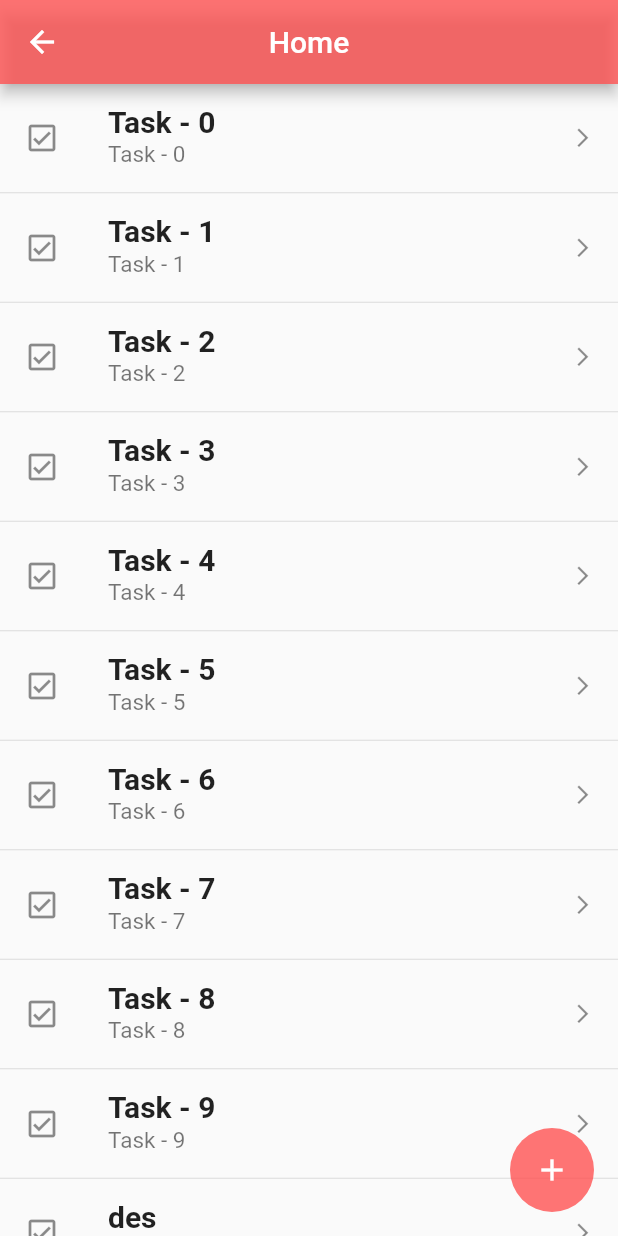
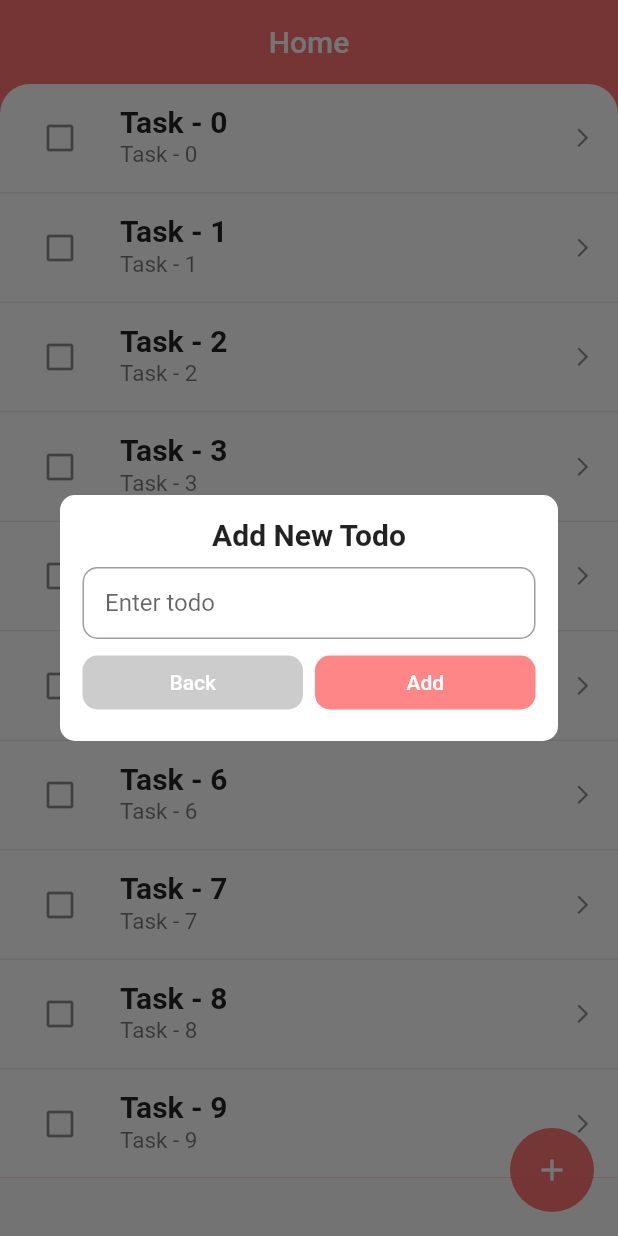
Before and after one commit to dinhsangtr/training, a Flutter app: the ScreenA screen opened directly, after a tap on the "add" icon, on a phone screen of 412 x 824 dp. Run offline on Flutter 3.47's test engine with Material 2 defaults, Android fonts, the phone set to English and light mode, and no system bars; drawn by our look-alikes of flutter_slidable; our stand-ins replace flutter_mobx, flutter_switch, mobx; generated files the repository leaves out were written again.

Commit message:
Insert, Update Todo

```diff
--- a/lib/constants.dart
+++ b/lib/constants.dart
@@ -1,3 +1,6 @@
 import 'package:flutter/material.dart';
 
 Color primaryColor = Colors.redAccent.withOpacity(0.8);
+Color secondColor = Colors.white;
+
+Color textColor = Colors.black.withOpacity(0.8);
--- a/lib/main.dart
+++ b/lib/main.dart
@@ -1,9 +1,9 @@
 import 'package:flutter/material.dart';
 import 'package:flutter/services.dart';
-import 'package:start/add_item_screen.dart';
+import 'package:start/screens/add_item_screen.dart';
 
-import 'login_screen.dart';
-import 'main_screen.dart';
+import 'screens/login_screen.dart';
+import 'screens/main_screen.dart';
 
 void main() {
   runApp(const MyApp());
--- a/lib/screen_a.dart
+++ /dev/null
@@ -1,105 +0,0 @@
-import 'package:flutter/material.dart';
-import 'package:flutter_mobx/flutter_mobx.dart';
-import 'package:start/store/todo.dart';
-import 'package:mobx/mobx.dart';
-import 'package:start/store/todo_list.dart';
-
-import 'constants.dart';
-
-class ScreenA extends StatefulWidget {
-  const ScreenA({Key? key}) : super(key: key);
-
-  @override
-  State<StatefulWidget> createState() => _HomeScreenState();
-}
-
-class _HomeScreenState extends State<ScreenA> {
-  TodoList _todoList = TodoList();
-
-  @override
-  void initState() {
-    _todoList.initTodos(); //create 10 item
-    super.initState();
-  }
-
-  @override
-  Widget build(BuildContext context) {
-    return SafeArea(
-      child: Scaffold(
-        appBar: AppBar(
-          title: const Text('Home'),
-          centerTitle: true,
-          backgroundColor: primaryColor,
-        ),
-        body: _buildListView(),
-        floatingActionButton: _buildAddButton(),
-      ),
-    );
-  }
-
-  //
-  _showAlertDialog(int index) {
-    showDialog(
-      context: context,
-      builder: (context) => AlertDialog(
-        title: const Text('Delete item!'),
-        content: const Text('Do you want to delete this item'),
-        actions: [
-          TextButton(
-            child: const Text('Cancel'),
-            onPressed: () => Navigator.of(context).pop(),
-          ),
-          TextButton(
-            child: const Text('Yes'),
-            onPressed: () async {
-              await _todoList.removeTodosAt(index);
-              Navigator.of(context).pop();
-            },
-          ),
-        ],
-      ),
-    );
-  }
-
-  //Body:
-  Widget _buildListView() {
-    return Observer(
-      builder: (_) => ListView.separated(
-        physics: const BouncingScrollPhysics(),
-        shrinkWrap: true,
-        separatorBuilder: (context, index) => const Divider(height: 1.0),
-        itemCount: _todoList.todos.length,
-        itemBuilder: (context, index) => ListTile(
-          onLongPress: () => _showAlertDialog(index),
-          leading: const SizedBox(
-            height: double.infinity,
-            child: Icon(Icons.check_box_outlined),
-          ),
-          title: Text(
-            _todoList.todos[index].description,
-            style: const TextStyle(fontSize: 20, fontWeight: FontWeight.bold),
-          ),
-          subtitle: Text(
-            _todoList.todos[index].description,
-            style: const TextStyle(fontSize: 15),
-          ),
-          trailing: const SizedBox(
-            height: double.infinity,
-            child: Icon(Icons.arrow_forward_ios, size: 15),
-          ),
-        ),
-      ),
-    );
-  }
-
-  //Floating Action Button
-  Widget _buildAddButton() {
-    return FloatingActionButton(
-      onPressed: () => _todoList.addTodo('des'),//Navigator.pushNamed(context, '/home/additem'),
-      backgroundColor: primaryColor,
-      elevation: 0.0,
-      tooltip: 'add',
-      child: const Icon(Icons.add),
-    );
-  }
-}
--- a/lib/add_item_screen.dart
+++ b/lib/screens/add_item_screen.dart
@@ -1,7 +1,7 @@
 import 'package:flutter/material.dart';
 import 'package:start/store/todo_list.dart';
 
-import 'constants.dart';
+import '../constants.dart';
 
 class AddItemScreen extends StatefulWidget {
   const AddItemScreen({Key? key}) : super(key: key);
--- a/lib/login_screen.dart
+++ b/lib/screens/login_screen.dart
@@ -21,6 +21,10 @@ class _LoginScreenState extends State<LoginScreen> {
   @override
   Widget build(BuildContext context) {
     var _size = MediaQuery.of(context).size;
+
+    //test
+    emailController.text = 'sang';
+    passwordController.text = '123';
 
     void _signIn(String email, String password) {
       if (emailController.text.isEmpty || passwordController.text.isEmpty) {
--- a/lib/main_screen.dart
+++ b/lib/screens/main_screen.dart
@@ -1,7 +1,7 @@
 import 'package:flutter/material.dart';
-import 'package:start/screen_a.dart';
-import 'package:start/screen_b.dart';
-import 'package:start/screen_c.dart';
+import 'package:start/screens/screen_a.dart';
+import 'package:start/screens/screen_b.dart';
+import 'package:start/screens/screen_c.dart';
 
 class MainScreen extends StatefulWidget {
   const MainScreen({Key? key}) : super(key: key);
@@ -14,9 +14,9 @@ class _MainScreenState extends State<MainScreen> {
   int _selectedIndex = 0;
 
   static final List<Widget> _page = <Widget>[
-     ScreenA(),
-     ScreenB(),
-     ScreenC(),
+     const ScreenA(),
+     const ScreenB(),
+     const ScreenC(),
   ];
 
   void _onItemTapped(int index) {
--- /dev/null
+++ b/lib/screens/screen_a.dart
@@ -0,0 +1,332 @@
+import 'package:flutter/material.dart';
+import 'package:flutter_mobx/flutter_mobx.dart';
+import 'package:flutter_switch/flutter_switch.dart';
+import 'package:mobx/mobx.dart';
+import 'package:start/store/todo.dart';
+import 'package:start/store/todo_list.dart';
+import 'package:start/widgets/app.dart';
+import 'package:flutter_slidable/flutter_slidable.dart';
+
+import '../constants.dart';
+
+class ScreenA extends StatefulWidget {
+  const ScreenA({Key? key}) : super(key: key);
+
+  @override
+  State<StatefulWidget> createState() => _HomeScreenState();
+}
+
+class _HomeScreenState extends State<ScreenA> {
+  final TodoList _todoList = TodoList();
+  late Future<ObservableList<Todo>> _todos;
+
+  //final GlobalKey<ScaffoldState> _scaffoldKey = GlobalKey<ScaffoldState>();
+
+  final TextEditingController _descriptionController = TextEditingController();
+  final String _addAction = 'add';
+  final String _updateAction = 'update';
+
+  @override
+  void initState() {
+    _todos = _todoList.initTodos(); //create 10 item
+    super.initState();
+  }
+
+  @override
+  void dispose() {
+    _descriptionController.dispose();
+    super.dispose();
+  }
+
+  @override
+  Widget build(BuildContext context) {
+    return SafeArea(
+      child: Scaffold(
+        appBar: createAppbar(context,
+            title: 'Home', leading: const SizedBox(height: 0.0, width: 0.0)),
+        body: FutureBuilder<ObservableList<Todo>>(
+            future: _todos,
+            builder: (BuildContext context,
+                AsyncSnapshot<ObservableList<Todo>> snapshot) {
+              if (snapshot.connectionState == ConnectionState.waiting) {
+                print('waiting');
+                return const Center(child: CircularProgressIndicator());
+              } else if (snapshot.connectionState == ConnectionState.done) {
+                if (snapshot.hasData) {
+                  print('Count: ' + (snapshot.data?.length.toString() ?? '0'));
+                  return Container(
+                    color: primaryColor,
+                    child: Container(
+                      decoration: BoxDecoration(
+                          color: secondColor,
+                          borderRadius: const BorderRadius.vertical(
+                              top: Radius.circular(20.0))),
+                      child: _buildListView(),
+                    ),
+                  );
+                } else if (snapshot.hasError) {
+                  return const Text('Error');
+                }
+              }
+              return Container();
+            }),
+        floatingActionButton: _buildFloatingButton(),
+      ),
+    );
+  }
+
+  ///Body:
+  Widget _buildListView() {
+    return Observer(
+      builder: (_) => ListView.separated(
+        reverse: false,
+        physics: const BouncingScrollPhysics(),
+        shrinkWrap: true,
+        separatorBuilder: (context, index) => const Divider(height: 1.0),
+        itemCount: _todoList.todos.length,
+        itemBuilder: (context, index) => _buildListViewItem(index),
+      ),
+    );
+  }
+
+  //Items
+  Widget _buildListViewItem(index) {
+    return Observer(
+      builder: (_) => Slidable(
+
+        endActionPane: ActionPane(
+          extentRatio: 0.20,
+          motion: const BehindMotion(),
+          children: [
+            SlidableAction(
+              onPressed: (context) => _showAddOrUpdateDialog(context,
+                  index: index, action: _updateAction),
+              backgroundColor: Colors.green,
+              foregroundColor: Colors.white,
+              icon: Icons.edit_rounded,
+              label: 'Update',
+            ),
+          ],
+        ),
+        child: ListTile(
+          onLongPress: () => _showAlertDialog(index),
+          /*onTap: () => _showAddOrUpdateDialog(context,
+              index: index, action: _updateAction),*/
+          leading: SizedBox(
+            height: double.infinity,
+            child: IconButton(
+              icon: Icon(_todoList.todos[index].done
+                  ? Icons.check_box_outlined
+                  : Icons.check_box_outline_blank),
+              onPressed: () {
+                print('click leading');
+                _pressUpdateButton(
+                    status: !_todoList.todos[index!].done, index: index);
+              },
+            ),
+          ),
+          title: Text(
+            _todoList.todos[index].description,
+            style: const TextStyle(fontSize: 20, fontWeight: FontWeight.bold),
+          ),
+          subtitle: Text(
+            _todoList.todos[index].description,
+            style: const TextStyle(fontSize: 15),
+          ),
+          trailing: const SizedBox(
+            height: double.infinity,
+            child: Icon(Icons.arrow_forward_ios, size: 15),
+          ),
+        ),
+      ),
+    );
+  }
+
+  ///Floating Action Button
+  Widget _buildFloatingButton() {
+    return FloatingActionButton(
+      onPressed: () => _showAddOrUpdateDialog(context, action: _addAction),
+      //_todoList.addTodo('des'),
+      // Navigator.pushNamed(context, '/home/additem'),
+      backgroundColor: primaryColor,
+      elevation: 0.0,
+      child: const Icon(Icons.add),
+    );
+  }
+
+  ///Dialog
+  //Delete
+  _showAlertDialog(int index) {
+    showDialog(
+      context:context,
+      builder: (context) => AlertDialog(
+        title: const Text('Delete item!'),
+        content: const Text('Do you want to delete this item'),
+        actions: [
+          TextButton(
+            child: const Text('Cancel'),
+            onPressed: () => Navigator.of(context).pop(),
+          ),
+          TextButton(
+            child: const Text('Yes'),
+            onPressed: () async {
+              await _todoList.removeTodosAt(index);
+              Navigator.of(context, rootNavigator: true).pop();
+            },
+          ),
+        ],
+      ),
+    );
+  }
+
+  //Add or Update
+  Widget _buildDialogButton(
+      {required String text,
+      required Color? color,
+      required Function()? onPressed}) {
+    return Expanded(
+        child: ElevatedButton(
+      child: Text(text),
+      style: ElevatedButton.styleFrom(
+        elevation: 0.0,
+        shape: RoundedRectangleBorder(
+          borderRadius: BorderRadius.circular(10.0),
+        ),
+        primary: color,
+      ),
+      onPressed: onPressed,
+    ));
+  }
+
+  _pressUpdateButton({required int index, required bool status}) async{
+    await _todoList.editStatusTodo(index, status);
+  }
+
+  _showAddOrUpdateDialog(
+    BuildContext context, {
+    required String action,
+    int? index,
+  }) {
+    Function()? onPressed = () {};
+    bool status = false;
+
+    switch (action) {
+      case "add":
+        onPressed = () async {
+          if (_descriptionController.text.isNotEmpty) {
+            await _todoList.addTodo(_descriptionController.text);
+            _descriptionController.clear();
+            Navigator.of(context, rootNavigator: true).pop();
+          }
+        };
+        break;
+      case "update":
+        status = _todoList.todos[index!].done;
+        _descriptionController.text = _todoList.todos[index].description;
+        print(_descriptionController.text);
+        onPressed = () async {
+          if (_descriptionController.text.isNotEmpty) {
+            await _todoList.editTodo(
+                index, _descriptionController.text, status);
+            _descriptionController.clear();
+            Navigator.of(context, rootNavigator: true).pop();
+          }
+        };
+        break;
+    }
+
+    showDialog(
+      context: context,
+      builder: (context) => StatefulBuilder(
+        builder: (context, setState) => Dialog(
+          shape: RoundedRectangleBorder(
+            borderRadius: BorderRadius.circular(10.0),
+          ),
+          elevation: 0,
+          backgroundColor: Colors.transparent,
+          child: Container(
+            padding:
+                const EdgeInsets.symmetric(horizontal: 15.0, vertical: 15.0),
+            decoration: BoxDecoration(
+              shape: BoxShape.rectangle,
+              color: Colors.white,
+              borderRadius: BorderRadius.circular(10.0),
+            ),
+            child: ListView(
+              shrinkWrap: true,
+              children: <Widget>[
+                Row(
+                  mainAxisAlignment: action == _addAction
+                      ? MainAxisAlignment.center
+                      : MainAxisAlignment.spaceBetween,
+                  crossAxisAlignment: CrossAxisAlignment.center,
+                  children: [
+                    Text(action == _addAction ? 'Add New Todo' : 'Update Todo',
+                        style: const TextStyle(
+                            fontSize: 20, fontWeight: FontWeight.bold),
+                        textAlign: TextAlign.center),
+                    action == _addAction
+                        ? const SizedBox(height: 0.0, width: 0.0)
+                        : FlutterSwitch(
+                            width: 75.0,
+                            height: 30.0,
+                            valueFontSize: 10.0,
+                            toggleSize: 25.0,
+                            value: status,
+                            borderRadius: 30.0,
+                            padding: 5.0,
+                            showOnOff: true,
+                            activeColor: Colors.green,
+                            inactiveColor: primaryColor,
+                            activeText: 'Done',
+                            inactiveText: 'Not Yet',
+                            onToggle: (val) {
+                              setState(() {
+                                status = val;
+                              });
+                            },
+                          ),
+                  ],
+                ),
+                const SizedBox(height: 10.0),
+                TextField(
+                  controller: _descriptionController,
+                  minLines: 1,
+                  decoration: InputDecoration(
+                    hintText: 'Enter todo',
+                    border: OutlineInputBorder(
+                        borderRadius: BorderRadius.circular(10.0)),
+                    focusedBorder: OutlineInputBorder(
+                        borderRadius: BorderRadius.circular(10.0)),
+                    contentPadding: const EdgeInsets.symmetric(horizontal: 15),
+                  ),
+                  cursorColor: Colors.grey,
+                  keyboardType: TextInputType.text,
+                  textInputAction: TextInputAction.next,
+                ),
+                const SizedBox(height: 5.0),
+                Row(
+                  children: <Widget>[
+                    _buildDialogButton(
+                      text: 'Back',
+                      color: Colors.black.withOpacity(0.2),
+                      onPressed: () {
+                        Navigator.of(context).pop();
+                      },
+                    ),
+                    const SizedBox(width: 8.0),
+                    _buildDialogButton(
+                      text: action == _addAction ? 'Add' : 'Update',
+                      color: Colors.redAccent.withOpacity(0.7),
+                      onPressed: onPressed,
+                    ),
+                  ],
+                ),
+              ],
+            ),
+          ),
+        ),
+      ),
+    );
+  }
+}
--- a/lib/screen_b.dart
+++ b/lib/screens/screen_b.dart
@@ -1,4 +1,5 @@
 import 'package:flutter/material.dart';
+import 'package:start/widgets/app.dart';
 
 class ScreenB extends StatelessWidget {
   const ScreenB({Key? key}) : super(key: key);
@@ -7,11 +8,8 @@ class ScreenB extends StatelessWidget {
   Widget build(BuildContext context) {
     return SafeArea(
       child: Scaffold(
-          appBar: AppBar(
-            title: const Text('B'),
-            centerTitle: true,
-            backgroundColor: Colors.redAccent.withOpacity(0.7),
-          ),
+          appBar: createAppbar(context,
+              title: 'B', leading: const SizedBox(height: 0.0, width: 0.0)),
           body: Container()),
     );
   }
--- a/lib/screen_c.dart
+++ b/lib/screens/screen_c.dart
@@ -1,4 +1,5 @@
 import 'package:flutter/material.dart';
+import 'package:start/widgets/app.dart';
 
 class ScreenC extends StatelessWidget {
   const ScreenC({Key? key}) : super(key: key);
@@ -7,10 +8,10 @@ class ScreenC extends StatelessWidget {
   Widget build(BuildContext context) {
     return SafeArea(
       child: Scaffold(
-          appBar: AppBar(
-            title: const Text('C'),
-            centerTitle: true,
-            backgroundColor: Colors.redAccent.withOpacity(0.7)
+          appBar: createAppbar(
+            context,
+            title: 'C',
+            leading: const SizedBox(height: 0.0, width: 0.0),
           ),
           body: Container()),
     );
--- a/lib/store/todo_list.dart
+++ b/lib/store/todo_list.dart
@@ -15,10 +15,13 @@ abstract class _TodoList with Store{
   VisibilityFilter filter = VisibilityFilter.all;
 
   @action
-  void initTodos(){
+  Future<ObservableList<Todo>> initTodos() async{
+    await Future.delayed(const Duration(seconds: 2));
     for(int i = 0; i < 10; i++){
       todos.add(Todo("Task - " + i.toString()));
+      print("Task - " + i.toString());
     }
+    return todos;
   }
 
   @action
@@ -30,4 +33,16 @@ abstract class _TodoList with Store{
   addTodo(String des){
     todos.add(Todo(des));
   }
+
+  @action
+  editTodo(int index, String des, bool done){
+    todos[index].description = des;
+    todos[index].done = done;
+  }
+
+  @action
+  editStatusTodo(int index, bool done){
+    todos[index].done = done;
+    print(done.toString());
+  }
 }
--- /dev/null
+++ b/lib/widgets/app.dart
@@ -0,0 +1,22 @@
+import 'package:flutter/material.dart';
+
+import '../constants.dart';
+
+//app bar
+PreferredSizeWidget? createAppbar(BuildContext context,
+    {String? title, Color? color, Widget? leading}) {
+  return AppBar(
+    backgroundColor: color ?? primaryColor,
+    elevation: 0,
+    centerTitle: true,
+    leading: leading ?? IconButton(
+      color: color == null ? Colors.white : textColor,
+      icon: const Icon(Icons.arrow_back_ios, size: 20.0),
+      onPressed: () async => Navigator.of(context).pop(),
+    ),
+    title: Text(
+      title ?? '',
+      style: TextStyle(color: color == null ? Colors.white : textColor),
+    ),
+  );
+}
--- a/pubspec.yaml
+++ b/pubspec.yaml
@@ -36,6 +36,8 @@ dependencies:
   cupertino_icons: ^1.0.2
   mobx: ^2.0.6+1
   flutter_mobx: ^2.0.4
+  flutter_switch: ^0.3.2
+  flutter_slidable: ^1.2.0
 
 dev_dependencies:
   flutter_test:
```
Also changed, not shown: lib/store/todo_list.g.dart, lib/theme.dart (added), pubspec.lock.
